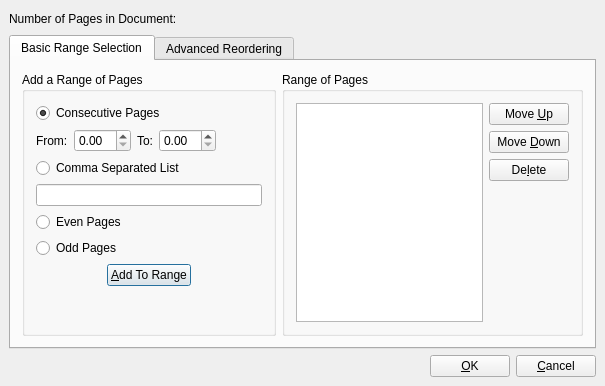
Old version of the form scribus/ui/createrange.ui in the repository scribusproject/scribus.
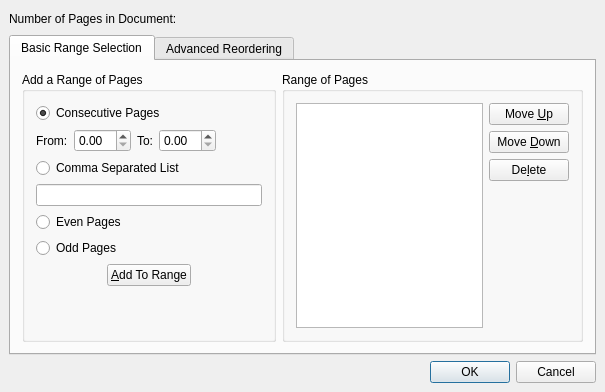
New version of the form. Custom widgets are drawn as their Qt base class.

Commit message: QDialogButtonBox migration: Annotations, master page dialog, move page, create range, multiple duplicate and item transform

```diff
--- a/scribus/ui/createrange.ui
+++ b/scribus/ui/createrange.ui
@@ -7,7 +7,7 @@
     <x>0</x>
     <y>0</y>
     <width>605</width>
-    <height>386</height>
+    <height>392</height>
    </rect>
   </property>
   <property name="windowTitle">
@@ -26,62 +26,6 @@
    <property name="bottomMargin">
     <number>9</number>
    </property>
-   <item row="0" column="0">
-    <layout class="QHBoxLayout">
-     <item>
-      <widget class="QLabel" name="pageCountLabel">
-       <property name="text">
-        <string>Number of Pages in Document:</string>
-       </property>
-       <property name="wordWrap">
-        <bool>false</bool>
-       </property>
-      </widget>
-     </item>
-     <item>
-      <widget class="QLabel" name="pageCountValueLabel">
-       <property name="text">
-        <string/>
-       </property>
-       <property name="wordWrap">
-        <bool>false</bool>
-       </property>
-      </widget>
-     </item>
-     <item>
-      <spacer>
-       <property name="orientation">
-        <enum>Qt::Horizontal</enum>
-       </property>
-       <property name="sizeType">
-        <enum>QSizePolicy::Expanding</enum>
-       </property>
-       <property name="sizeHint" stdset="0">
-        <size>
-         <width>80</width>
-         <height>20</height>
-        </size>
-       </property>
-      </spacer>
-     </item>
-     <item>
-      <spacer>
-       <property name="orientation">
-        <enum>Qt::Horizontal</enum>
-       </property>
-       <property name="sizeType">
-        <enum>QSizePolicy::Expanding</enum>
-       </property>
-       <property name="sizeHint" stdset="0">
-        <size>
-         <width>72</width>
-         <height>20</height>
-        </size>
-       </property>
-      </spacer>
-     </item>
-    </layout>
-   </item>
    <item row="1" column="0">
     <widget class="QTabWidget" name="tabWidget">
      <property name="currentIndex">
@@ -393,7 +337,34 @@
     </widget>
    </item>
    <item row="2" column="0">
+    <widget class="QDialogButtonBox" name="buttonBox">
+     <property name="standardButtons">
+      <set>QDialogButtonBox::Cancel|QDialogButtonBox::Ok</set>
+     </property>
+    </widget>
+   </item>
+   <item row="0" column="0">
     <layout class="QHBoxLayout">
+     <item>
+      <widget class="QLabel" name="pageCountLabel">
+       <property name="text">
+        <string>Number of Pages in Document:</string>
+       </property>
+       <property name="wordWrap">
+        <bool>false</bool>
+       </property>
+      </widget>
+     </item>
+     <item>
+      <widget class="QLabel" name="pageCountValueLabel">
+       <property name="text">
+        <string/>
+       </property>
+       <property name="wordWrap">
+        <bool>false</bool>
+       </property>
+      </widget>
+     </item>
      <item>
       <spacer>
        <property name="orientation">
@@ -404,31 +375,27 @@
        </property>
        <property name="sizeHint" stdset="0">
         <size>
-         <width>40</width>
+         <width>80</width>
          <height>20</height>
         </size>
        </property>
       </spacer>
      </item>
      <item>
-      <widget class="QPushButton" name="okButton">
-       <property name="text">
-        <string>&amp;OK</string>
+      <spacer>
+       <property name="orientation">
+        <enum>Qt::Horizontal</enum>
        </property>
-       <property name="shortcut">
-        <string>Alt+O</string>
+       <property name="sizeType">
+        <enum>QSizePolicy::Expanding</enum>
        </property>
-      </widget>
-     </item>
-     <item>
-      <widget class="QPushButton" name="cancelButton">
-       <property name="text">
-        <string>&amp;Cancel</string>
+       <property name="sizeHint" stdset="0">
+        <size>
+         <width>72</width>
+         <height>20</height>
+        </size>
        </property>
-       <property name="shortcut">
-        <string>Alt+C</string>
-       </property>
-      </widget>
+      </spacer>
      </item>
     </layout>
    </item>
```
The commit also changes 13 other files.
